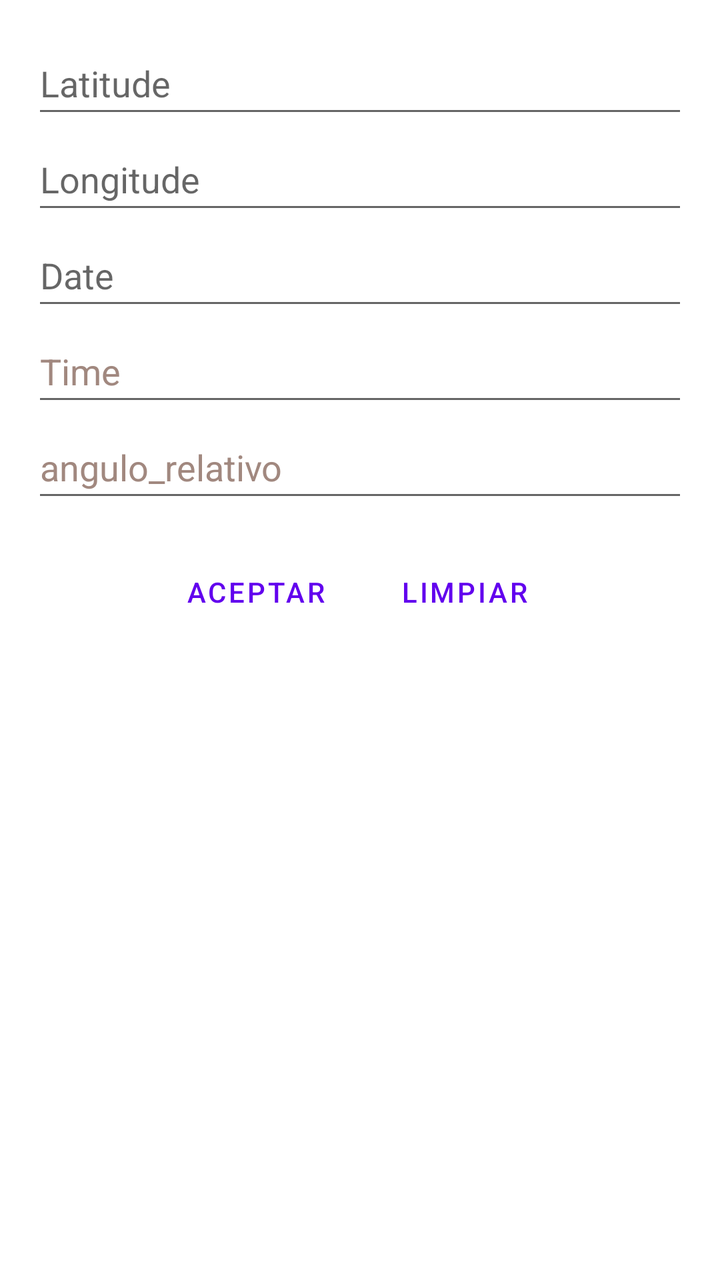
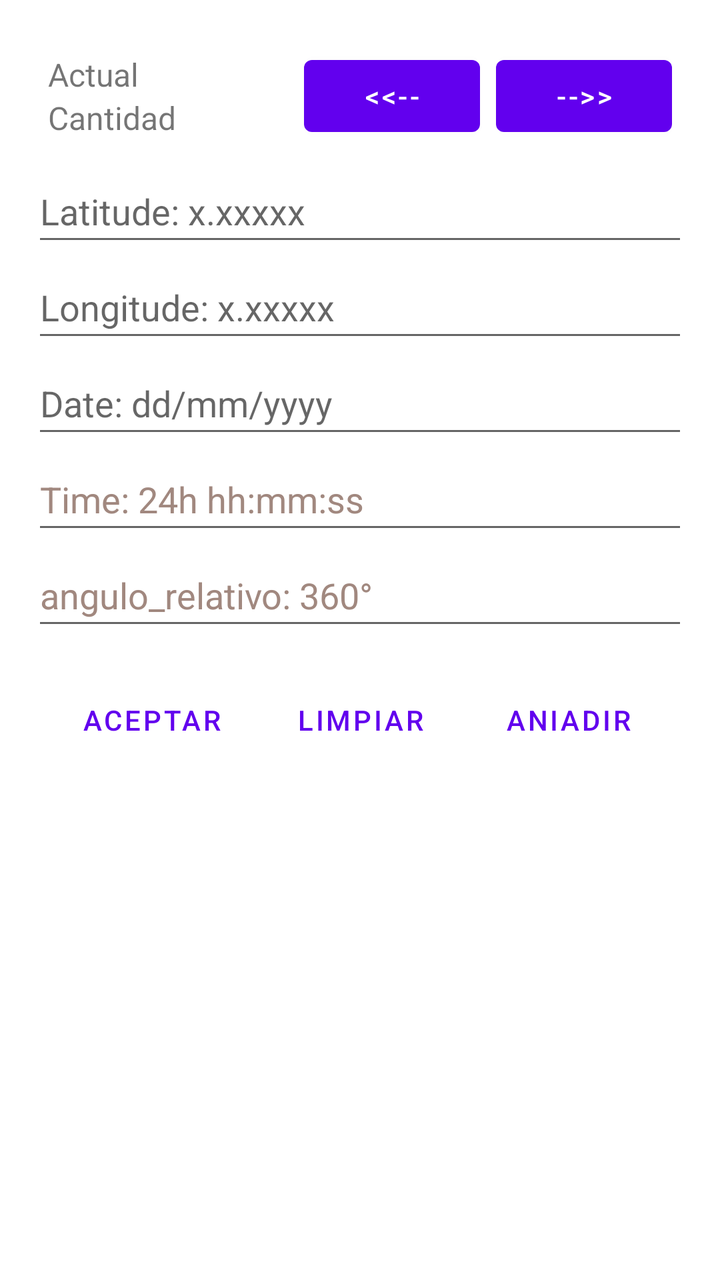

An Android layout rendered at two revisions. The XML below is the earlier revision; the diff shows what the commit changed to produce the second picture.
<!-- AndroidManifest.xml: application theme Theme.Heliodon_gia -->
<!-- res/layout/fragment_second.xml -->
<?xml version="1.0" encoding="utf-8"?>
<LinearLayout xmlns:android="http://schemas.android.com/apk/res/android"
    xmlns:tools="http://schemas.android.com/tools"
    android:layout_width="match_parent"
    android:layout_height="match_parent"
    android:orientation="vertical"
    android:padding="16dp">

    <EditText
        android:id="@+id/latitude_input"
        android:layout_width="match_parent"
        android:layout_height="wrap_content"
        android:hint="Latitude"
        android:inputType="numberDecimal"
        android:minHeight="48dp" />

    <EditText
        android:id="@+id/longitude_input"
        android:layout_width="match_parent"
        android:layout_height="wrap_content"
        android:hint="Longitude"
        android:inputType="numberDecimal"
        android:minHeight="48dp" />

    <EditText
        android:id="@+id/date_input"
        android:layout_width="match_parent"
        android:layout_height="wrap_content"
        android:autofillHints=""
        android:hint="Date"
        android:inputType="date"
        android:minHeight="48dp"
        tools:ignore="VisualLintTextFieldSize" />

    <EditText
        android:id="@+id/time_input"
        android:layout_width="match_parent"
        android:layout_height="wrap_content"
        android:autofillHints=""
        android:hint="Time"
        android:inputType="time"
        android:minHeight="48dp"
        android:textColorHint="#A1887F" />
    <EditText
        android:id="@+id/angulo_input"
        android:layout_width="match_parent"
        android:layout_height="wrap_content"
        android:autofillHints=""
        android:hint="angulo_relativo"
        android:inputType="time"
        android:minHeight="48dp"
        android:textColorHint="#A1887F" />

    <LinearLayout
        style="?android:attr/buttonBarStyle"
        android:layout_width="match_parent"
        android:layout_height="wrap_content"
        android:orientation="horizontal"
        android:gravity="center"
        android:layout_marginTop="16dp">

        <Button
            android:id="@+id/button1"
            style="?android:attr/buttonBarButtonStyle"
            android:layout_width="wrap_content"
            android:layout_height="wrap_content"
            android:text="aceptar" />

        <Button
            android:id="@+id/button2"
            style="?android:attr/buttonBarButtonStyle"
            android:layout_width="wrap_content"
            android:layout_height="wrap_content"
            android:layout_marginLeft="16dp"
            android:layout_marginStart="16dp"
            android:text="Limpiar" />
    </LinearLayout>
</LinearLayout>
<!-- resources referenced by this layout -->
<resources>
  <style name="Theme.Heliodon_gia" parent="Theme.MaterialComponents.DayNight.DarkActionBar">
          
          <item name="colorPrimary">@color/purple_500</item>
          <item name="colorPrimaryVariant">@color/purple_700</item>
          <item name="colorOnPrimary">@color/white</item>
          
          <item name="colorSecondary">@color/teal_200</item>
          <item name="colorSecondaryVariant">@color/teal_700</item>
          <item name="colorOnSecondary">@color/black</item>
          
          <item name="android:statusBarColor" tools:targetApi="21">?attr/colorPrimaryVariant</item>
          
      </style>
  <color name="purple_500">#FF6200EE</color>
  <color name="purple_700">#FF3700B3</color>
  <color name="white">#FFFFFFFF</color>
  <color name="teal_200">#FF03DAC5</color>
  <color name="teal_700">#FF018786</color>
  <color name="black">#FF000000</color>
</resources>

<!-- the commit's change to res/layout/fragment_second.xml (unified diff, before → after) -->
@@ -5,12 +5,57 @@
     android:layout_height="match_parent"
     android:orientation="vertical"
     android:padding="16dp">
+    <LinearLayout
+        xmlns:android="http://schemas.android.com/apk/res/android"
+        android:layout_width="match_parent"
+        android:layout_height="wrap_content"
+        android:orientation="horizontal"
+        android:padding="8dp"
+        android:gravity="center_vertical">
+
+        
+        <LinearLayout
+            android:layout_width="0dp"
+            android:layout_height="wrap_content"
+            android:orientation="vertical"
+            android:layout_weight="1">
+
+            <TextView
+                android:id="@+id/text_carta_actual"
+                android:layout_width="wrap_content"
+                android:layout_height="wrap_content"
+                android:text="Actual"
+                android:textSize="16sp" />
+
+            <TextView
+                android:id="@+id/text_cantidad_cartas"
+                android:layout_width="wrap_content"
+                android:layout_height="wrap_content"
+                android:text="Cantidad"
+                android:textSize="16sp" />
+        </LinearLayout>
+
+        
+        <Button
+            android:id="@+id/button_izq_carta"
+            android:layout_width="wrap_content"
+            android:layout_height="wrap_content"
+            android:text="&lt;&lt;--" />
+
+        
+        <Button
+            android:id="@+id/button_der_carta"
+            android:layout_width="wrap_content"
+            android:layout_height="wrap_content"
+            android:text="--&gt;&gt;"
+            android:layout_marginStart="8dp" />
+    </LinearLayout>
 
     <EditText
         android:id="@+id/latitude_input"
         android:layout_width="match_parent"
         android:layout_height="wrap_content"
-        android:hint="Latitude"
+        android:hint="Latitude: x.xxxxx"
         android:inputType="numberDecimal"
         android:minHeight="48dp" />
 
@@ -18,7 +63,7 @@
         android:id="@+id/longitude_input"
         android:layout_width="match_parent"
         android:layout_height="wrap_content"
-        android:hint="Longitude"
+        android:hint="Longitude: x.xxxxx"
         android:inputType="numberDecimal"
         android:minHeight="48dp" />
 
@@ -27,8 +72,8 @@
         android:layout_width="match_parent"
         android:layout_height="wrap_content"
         android:autofillHints=""
-        android:hint="Date"
-        android:inputType="date"
+        android:hint="Date: dd/mm/yyyy"
+        android:inputType="text"
         android:minHeight="48dp"
         tools:ignore="VisualLintTextFieldSize" />
 
@@ -37,7 +82,7 @@
         android:layout_width="match_parent"
         android:layout_height="wrap_content"
         android:autofillHints=""
-        android:hint="Time"
+        android:hint="Time: 24h hh:mm:ss"
         android:inputType="time"
         android:minHeight="48dp"
         android:textColorHint="#A1887F" />
@@ -46,7 +91,7 @@
         android:layout_width="match_parent"
         android:layout_height="wrap_content"
         android:autofillHints=""
-        android:hint="angulo_relativo"
+        android:hint="angulo_relativo: 360°"
         android:inputType="time"
         android:minHeight="48dp"
         android:textColorHint="#A1887F" />
@@ -60,19 +105,35 @@
         android:layout_marginTop="16dp">
 
         <Button
-            android:id="@+id/button1"
+            android:id="@+id/button_aceptar"
             style="?android:attr/buttonBarButtonStyle"
             android:layout_width="wrap_content"
             android:layout_height="wrap_content"
             android:text="aceptar" />
 
         <Button
-            android:id="@+id/button2"
+            android:id="@+id/button_limpiar"
             style="?android:attr/buttonBarButtonStyle"
             android:layout_width="wrap_content"
             android:layout_height="wrap_content"
             android:layout_marginLeft="16dp"
             android:layout_marginStart="16dp"
             android:text="Limpiar" />
+        <Button
+            android:id="@+id/button_aniadir"
+            style="?android:attr/buttonBarButtonStyle"
+            android:layout_width="wrap_content"
+            android:layout_height="wrap_content"
+            android:layout_marginLeft="16dp"
+            android:layout_marginStart="16dp"
+            android:text="aniadir" />
+
+
+
+
+
+
+
+
     </LinearLayout>
 </LinearLayout>
